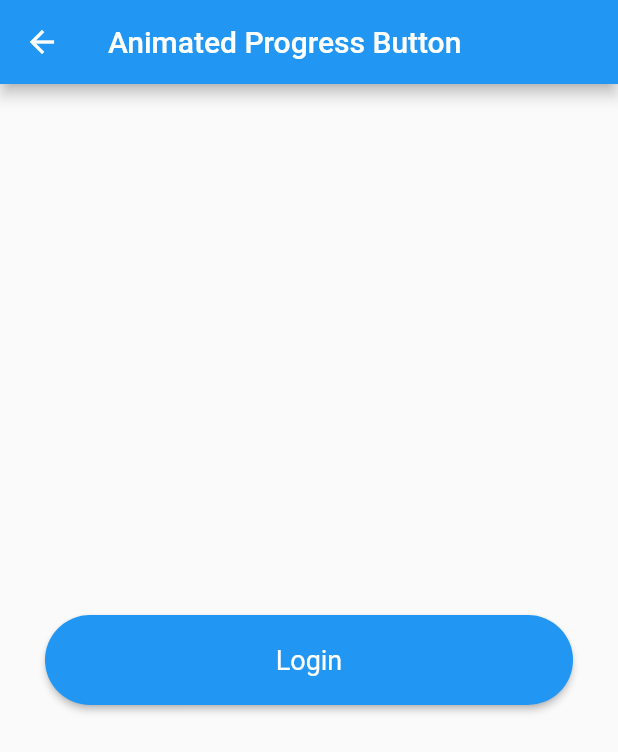
After one commit to ankitpsamrat/Flutter-animations, a Flutter app: the ProgressButton screen opened directly, on a phone screen of 412 x 824 dp. The commit adds this screen. Shown: the top 752 px of the screen. Run offline on Flutter 3.47's test engine with Material 2 defaults, Android fonts, the phone set to English and light mode, and no system bars; our stand-ins replace confetti, lottie; network calls fail.

Commit message:
first commit

```diff
--- a/lib/main.dart
+++ b/lib/main.dart
@@ -1,4 +1,4 @@
-import 'package:animations/packages/confetti_animation.dart';
+import 'package:animations/packages/lottie_animation.dart';
 import 'package:flutter/material.dart';
 
 void main() {
@@ -15,7 +15,9 @@ class MyApp extends StatelessWidget {
       title: 'Animation',
       // home: HomePage(),
       // home: AnimatedSizedAnimation(),
-      home: ConfettiAnimation(),
+      // home: ConfettiAnimation(),
+      // home: ProgressButton(),
+      home: LottieAnimation(),
     );
   }
 }
--- /dev/null
+++ b/lib/progress_button.dart
@@ -0,0 +1,54 @@
+import 'package:flutter/material.dart';
+
+class ProgressButton extends StatefulWidget {
+  const ProgressButton({super.key});
+
+  @override
+  State<ProgressButton> createState() => _ProgressButtonState();
+}
+
+class _ProgressButtonState extends State<ProgressButton> {
+  //
+
+  bool isLoading = false;
+
+  @override
+  Widget build(BuildContext context) {
+    return Scaffold(
+      appBar: AppBar(
+        title: Text('Animated Progress Button'),
+      ),
+      body: Container(
+        alignment: Alignment.center,
+        padding: EdgeInsets.all(30),
+        child: ElevatedButton(
+          style: ElevatedButton.styleFrom(
+            textStyle: TextStyle(fontSize: 18),
+            minimumSize: Size.fromHeight(60),
+            shape: StadiumBorder(),
+          ),
+          onPressed: () async {
+            if (isLoading) return;
+            setState(() {
+              isLoading = true;
+            });
+            await Future.delayed(Duration(seconds: 2));
+            setState(() {
+              isLoading = false;
+            });
+          },
+          child: isLoading
+              ? Row(
+                  mainAxisAlignment: MainAxisAlignment.center,
+                  children: const [
+                    CircularProgressIndicator(color: Colors.white),
+                    SizedBox(width: 20),
+                    Text('Please wait ...'),
+                  ],
+                )
+              : Text('Login'),
+        ),
+      ),
+    );
+  }
+}
```
Also changed, not shown: lib/packages/lottie_animation.dart (added, +44 -0 lines), pubspec.yaml (+1 -6 lines), pubspec.lock.
